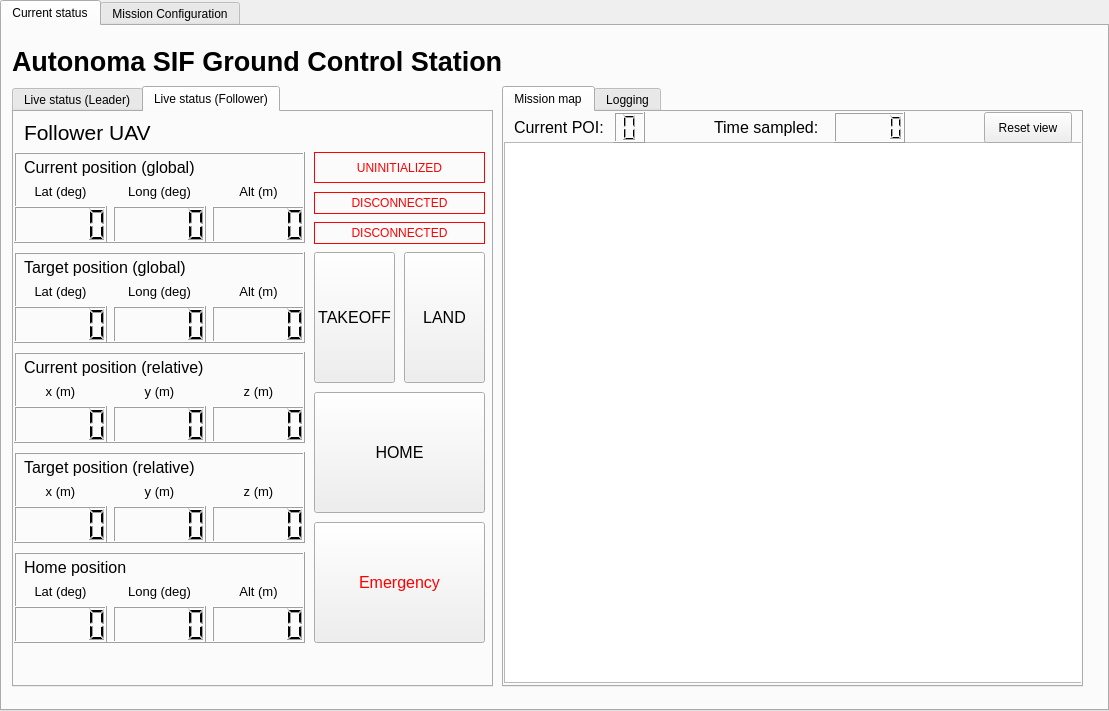
Qt form src/GUI/AutoSIF_GUI.ui (loyilok515/autosif_ground_station_gui) before a commit.
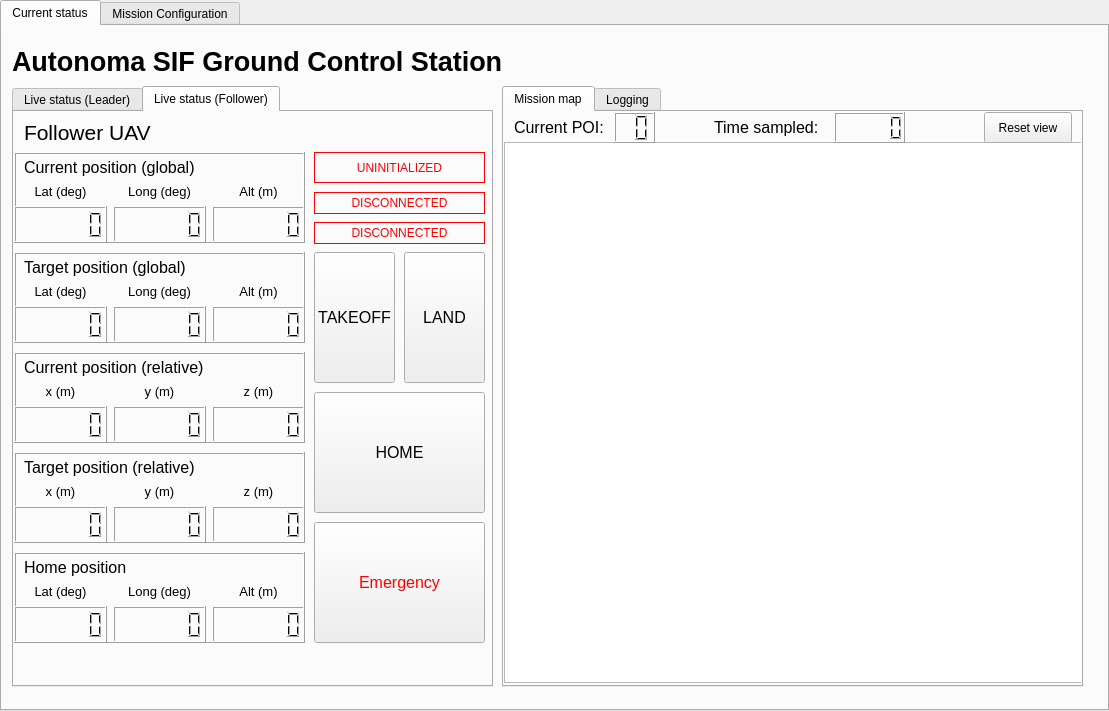
The same form after that commit. Custom widgets are drawn as their Qt base class.

```diff
--- a/src/GUI/AutoSIF_GUI.ui
+++ b/src/GUI/AutoSIF_GUI.ui
@@ -494,7 +494,11 @@
            </widget>
           </item>
           <item>
-           <widget class="QLCDNumber" name="follower_GPS_lat"/>
+           <widget class="QLCDNumber" name="follower_GPS_lat">
+            <property name="digitCount">
+             <number>6</number>
+            </property>
+           </widget>
           </item>
          </layout>
         </item>
@@ -519,7 +523,11 @@
            </widget>
           </item>
           <item>
-           <widget class="QLCDNumber" name="follower_GPS_lon"/>
+           <widget class="QLCDNumber" name="follower_GPS_lon">
+            <property name="digitCount">
+             <number>6</number>
+            </property>
+           </widget>
           </item>
          </layout>
         </item>
@@ -544,7 +552,11 @@
            </widget>
           </item>
           <item>
-           <widget class="QLCDNumber" name="follower_GPS_alt"/>
+           <widget class="QLCDNumber" name="follower_GPS_alt">
+            <property name="digitCount">
+             <number>6</number>
+            </property>
+           </widget>
           </item>
          </layout>
         </item>
@@ -618,7 +630,11 @@
            </widget>
           </item>
           <item>
-           <widget class="QLCDNumber" name="follower_target_lat"/>
+           <widget class="QLCDNumber" name="follower_target_lat">
+            <property name="digitCount">
+             <number>6</number>
+            </property>
+           </widget>
           </item>
          </layout>
         </item>
@@ -643,7 +659,11 @@
            </widget>
           </item>
           <item>
-           <widget class="QLCDNumber" name="follower_target_lon"/>
+           <widget class="QLCDNumber" name="follower_target_lon">
+            <property name="digitCount">
+             <number>6</number>
+            </property>
+           </widget>
           </item>
          </layout>
         </item>
@@ -668,7 +688,11 @@
            </widget>
           </item>
           <item>
-           <widget class="QLCDNumber" name="follower_target_alt"/>
+           <widget class="QLCDNumber" name="follower_target_alt">
+            <property name="digitCount">
+             <number>6</number>
+            </property>
+           </widget>
           </item>
          </layout>
         </item>
@@ -742,7 +766,11 @@
            </widget>
           </item>
           <item>
-           <widget class="QLCDNumber" name="follower_rel_x"/>
+           <widget class="QLCDNumber" name="follower_rel_x">
+            <property name="digitCount">
+             <number>6</number>
+            </property>
+           </widget>
           </item>
          </layout>
         </item>
@@ -767,7 +795,11 @@
            </widget>
           </item>
           <item>
-           <widget class="QLCDNumber" name="follower_rel_y"/>
+           <widget class="QLCDNumber" name="follower_rel_y">
+            <property name="digitCount">
+             <number>6</number>
+            </property>
+           </widget>
           </item>
          </layout>
         </item>
@@ -792,7 +824,11 @@
            </widget>
           </item>
           <item>
-           <widget class="QLCDNumber" name="follower_rel_z"/>
+           <widget class="QLCDNumber" name="follower_rel_z">
+            <property name="digitCount">
+             <number>6</number>
+            </property>
+           </widget>
           </item>
          </layout>
         </item>
@@ -866,7 +902,11 @@
            </widget>
           </item>
           <item>
-           <widget class="QLCDNumber" name="follower_target_rel_x"/>
+           <widget class="QLCDNumber" name="follower_target_rel_x">
+            <property name="digitCount">
+             <number>6</number>
+            </property>
+           </widget>
           </item>
          </layout>
         </item>
@@ -891,7 +931,11 @@
            </widget>
           </item>
           <item>
-           <widget class="QLCDNumber" name="follower_target_rel_y"/>
+           <widget class="QLCDNumber" name="follower_target_rel_y">
+            <property name="digitCount">
+             <number>6</number>
+            </property>
+           </widget>
           </item>
          </layout>
         </item>
@@ -916,7 +960,11 @@
            </widget>
           </item>
           <item>
-           <widget class="QLCDNumber" name="follower_target_rel_z"/>
+           <widget class="QLCDNumber" name="follower_target_rel_z">
+            <property name="digitCount">
+             <number>6</number>
+            </property>
+           </widget>
           </item>
          </layout>
         </item>
@@ -990,7 +1038,11 @@
            </widget>
           </item>
           <item>
-           <widget class="QLCDNumber" name="home_GPS_lat"/>
+           <widget class="QLCDNumber" name="home_GPS_lat">
+            <property name="digitCount">
+             <number>6</number>
+            </property>
+           </widget>
           </item>
          </layout>
         </item>
@@ -1015,7 +1067,11 @@
            </widget>
           </item>
           <item>
-           <widget class="QLCDNumber" name="home_GPS_lon"/>
+           <widget class="QLCDNumber" name="home_GPS_lon">
+            <property name="digitCount">
+             <number>6</number>
+            </property>
+           </widget>
           </item>
          </layout>
         </item>
@@ -1040,7 +1096,11 @@
            </widget>
           </item>
           <item>
-           <widget class="QLCDNumber" name="home_GPS_alt"/>
+           <widget class="QLCDNumber" name="home_GPS_alt">
+            <property name="digitCount">
+             <number>6</number>
+            </property>
+           </widget>
           </item>
          </layout>
         </item>
@@ -1163,12 +1223,12 @@
        <rect>
         <x>110</x>
         <y>0</y>
-        <width>31</width>
+        <width>41</width>
         <height>31</height>
        </rect>
       </property>
       <property name="digitCount">
-       <number>1</number>
+       <number>2</number>
       </property>
      </widget>
      <widget class="QLabel" name="label_41">
```
